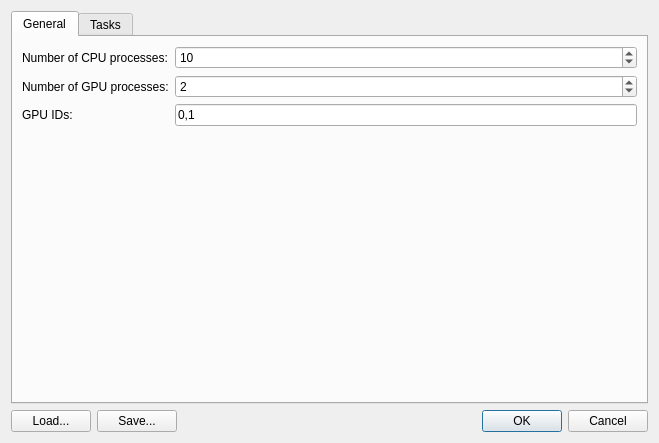
Above: src/settings.ui from fmi-basel/faim-cryoflare before the change. Below: the same form after it.
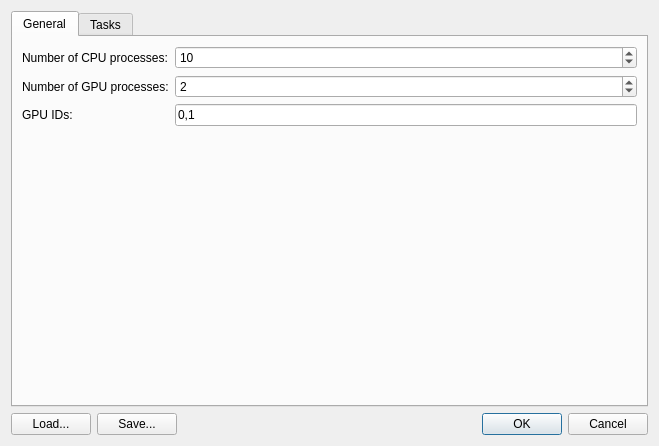
That is the form after the change. The open tabs and pages were chosen to show the change.

Commit message: added load/save for num_cpu,num_gpu and gpu_ids parameters

```diff
--- a/src/settings.ui
+++ b/src/settings.ui
@@ -7,7 +7,7 @@
     <x>0</x>
     <y>0</y>
     <width>659</width>
-    <height>423</height>
+    <height>446</height>
    </rect>
   </property>
   <property name="windowTitle">
```
Left out of the diff: 8 changed lines with no effect on the pictures. The commit also changes 2 other files.
